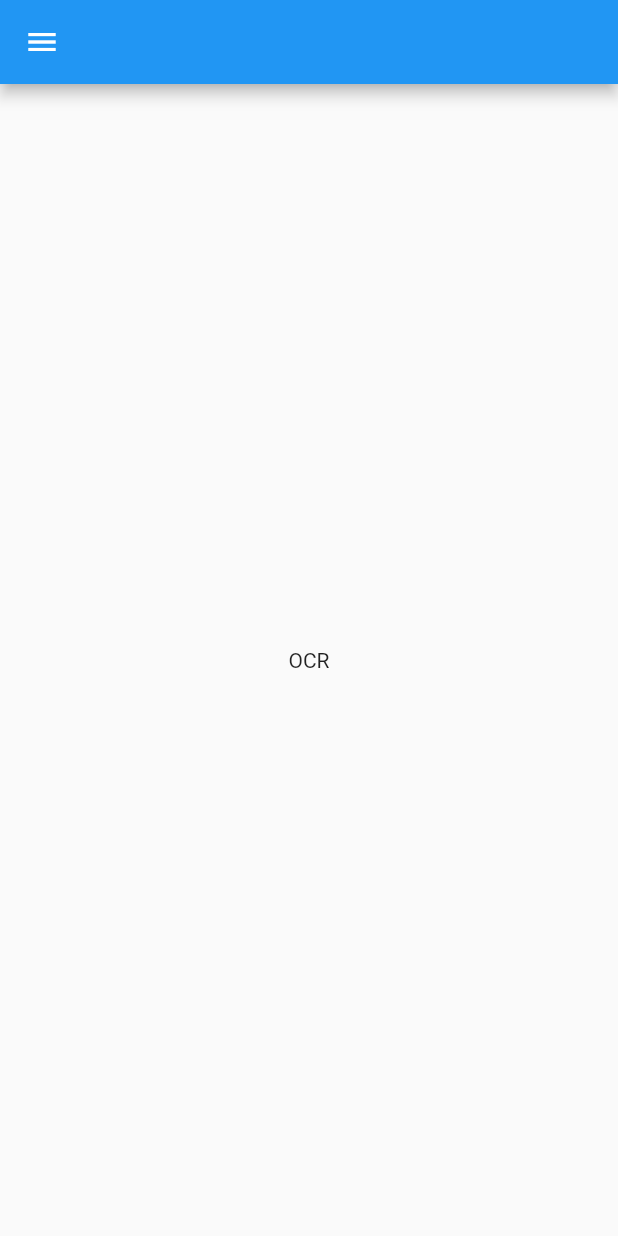
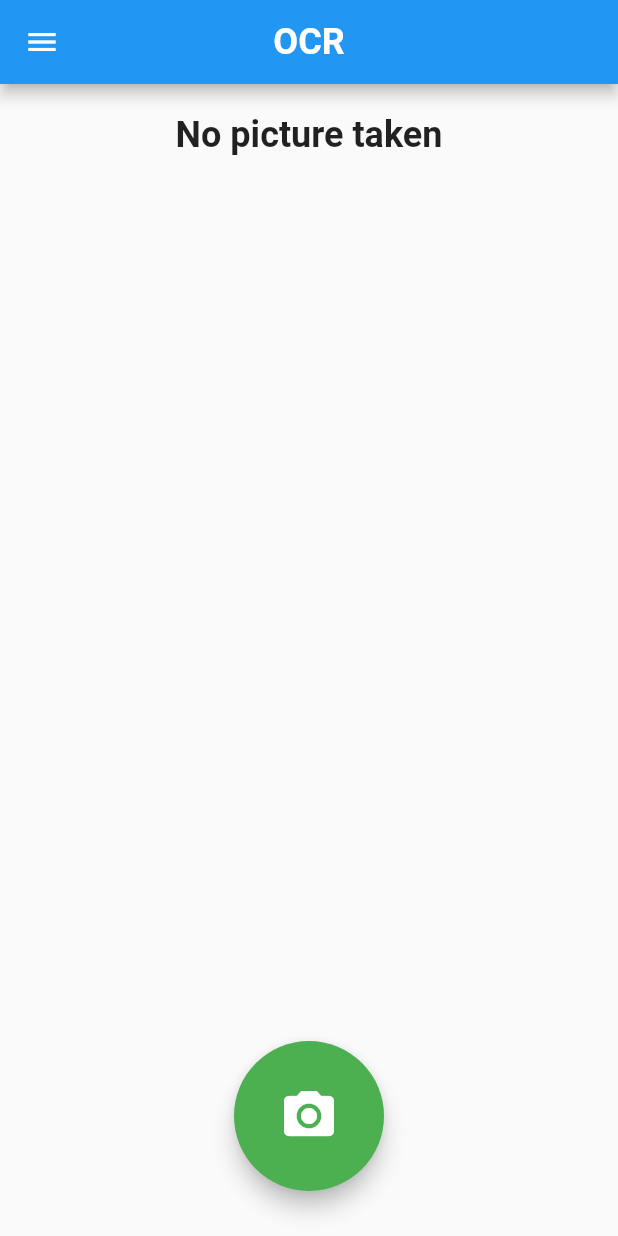
Before and after one commit to xenonv1/r2d, a Flutter app: the TextRecognitionWidget screen opened by its route, on a phone screen of 412 x 824 dp. Run offline on Flutter 3.47's test engine with Material 2 defaults, Android fonts, the phone set to English and light mode, and no system bars; our stand-ins replace go_router, image_picker.

Commit message:
Implementation of a dummy for OCR with camera access

```diff
--- a/flutter/r2d/lib/TextRecognitionWidget.dart
+++ b/flutter/r2d/lib/TextRecognitionWidget.dart
@@ -1,14 +1,85 @@
+import 'dart:io';
+import 'DrawerWidget.dart';
 import 'package:flutter/material.dart';
-import 'DrawerWidget.dart';
+import 'package:image_picker/image_picker.dart';
 
-class TextRecognitionWidget extends StatelessWidget {
-  const TextRecognitionWidget({super.key});
+class TextRecognitionWidget extends StatefulWidget {
+  const TextRecognitionWidget({Key? key}) : super(key: key);
+
+  @override
+  _TextRecognitionWidgetState createState() => _TextRecognitionWidgetState();
+}
+
+class _TextRecognitionWidgetState extends State<TextRecognitionWidget> {
+  ImagePicker _imagePicker = ImagePicker();
+  File? _capturedImage;
+
+  Future<void> _capturePhoto() async {
+    final image = await _imagePicker.pickImage(source: ImageSource.camera);
+    if (image != null) {
+      setState(() {
+        _capturedImage = File(image.path);
+      });
+    }
+  }
 
   @override
   Widget build(BuildContext context) {
     return Scaffold(
-        appBar: AppBar(),
-        drawer: DrawerWidget(),
-        body: Center(child: Text('OCR')));
+      appBar: AppBar(
+        title: Text(
+          'OCR',
+          style: TextStyle(fontSize: 24.0, fontWeight: FontWeight.bold),
+        ),
+        centerTitle: true,
+      ),
+      drawer: DrawerWidget(),
+      body: Column(
+        children: [
+          SizedBox(height: 20.0),
+          _capturedImage != null
+              ? Column(
+                  children: [
+                    Image.asset(
+                      'assets/images/muster.png',
+                      width: 200.0,
+                      height: 200.0,
+                    ),
+                    SizedBox(height: 20.0),
+                    Text(
+                      '"Code is like humor. When you have to explain it, its bad."',
+                      style: TextStyle(
+                        fontSize: 18.0,
+                        fontWeight: FontWeight.bold,
+                      ),
+                      textAlign: TextAlign.center,
+                    ),
+                  ],
+                )
+              : Align(
+                  alignment: Alignment.topCenter,
+                  child: Text(
+                    'No picture taken',
+                    style:
+                        TextStyle(fontSize: 24.0, fontWeight: FontWeight.bold),
+                  ),
+                ),
+        ],
+      ),
+      floatingActionButton: Container(
+        width: 100.0,
+        height: 100.0,
+        margin: EdgeInsets.only(bottom: 30.0), // Anpassung des Abstands
+        child: FloatingActionButton(
+          onPressed: _capturePhoto,
+          child: Icon(
+            Icons.camera_alt,
+            size: 40.0,
+          ),
+          backgroundColor: Colors.green,
+        ),
+      ),
+      floatingActionButtonLocation: FloatingActionButtonLocation.centerDocked,
+    );
   }
 }
--- a/flutter/r2d/pubspec.yaml
+++ b/flutter/r2d/pubspec.yaml
@@ -36,6 +36,8 @@ dependencies:
   cupertino_icons: ^1.0.2
   web_socket_channel: ^2.4.0
   go_router: ^7.1.1
+  image_picker: ^1.0.0
+  io: ^1.0.4
 dev_dependencies:
   flutter_test:
     sdk: flutter
```
Also changed, not shown: flutter/r2d/assets/images/muster.png (added), flutter/r2d/pubspec.lock, 5 other files.
